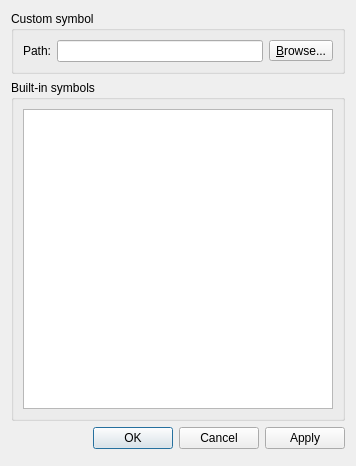
GNS3/gns3-gui, file gns3/ui/symbol_selection_dialog.ui: the form before one commit.
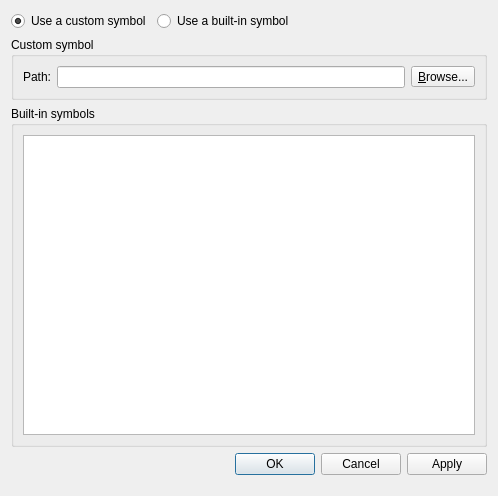
The form after the commit.

Commit message: Improves the symbol dialog. Implements #514.

The edit to the form file:
```diff
--- a/gns3/ui/symbol_selection_dialog.ui
+++ b/gns3/ui/symbol_selection_dialog.ui
@@ -6,8 +6,8 @@
    <rect>
     <x>0</x>
     <y>0</y>
-    <width>356</width>
-    <height>466</height>
+    <width>498</width>
+    <height>496</height>
    </rect>
   </property>
   <property name="windowTitle">
@@ -18,7 +18,41 @@
   </property>
   <layout class="QVBoxLayout" name="verticalLayout_2">
    <item>
-    <widget class="QGroupBox" name="groupBox">
+    <layout class="QHBoxLayout" name="horizontalLayout_2">
+     <item>
+      <widget class="QRadioButton" name="uiCustomSymbolRadioButton">
+       <property name="text">
+        <string>Use a custom symbol</string>
+       </property>
+       <property name="checked">
+        <bool>true</bool>
+       </property>
+      </widget>
+     </item>
+     <item>
+      <widget class="QRadioButton" name="uiBuiltInSymbolRadioButton">
+       <property name="text">
+        <string>Use a built-in symbol</string>
+       </property>
+      </widget>
+     </item>
+     <item>
+      <spacer name="horizontalSpacer_2">
+       <property name="orientation">
+        <enum>Qt::Horizontal</enum>
+       </property>
+       <property name="sizeHint" stdset="0">
+        <size>
+         <width>40</width>
+         <height>20</height>
+        </size>
+       </property>
+      </spacer>
+     </item>
+    </layout>
+   </item>
+   <item>
+    <widget class="QGroupBox" name="uiCustomSymbolGroupBox">
      <property name="title">
       <string>Custom symbol</string>
      </property>
```
Left out of the diff: 6 changed lines with no effect on the pictures. The commit also changes 2 other files.
